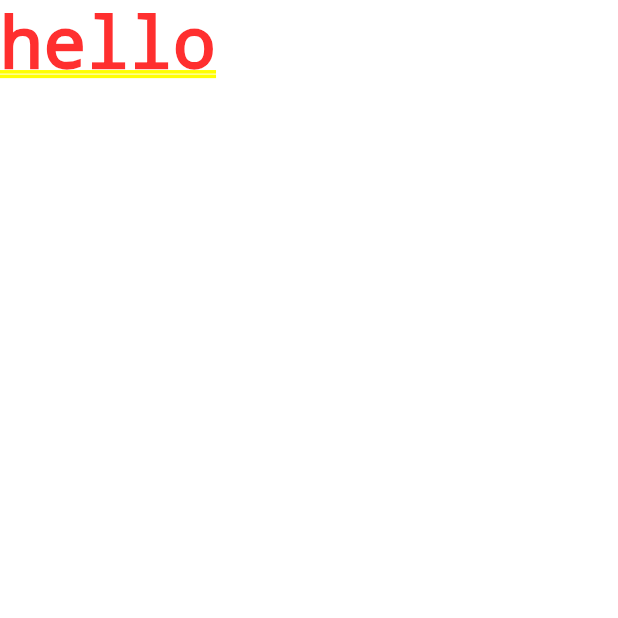
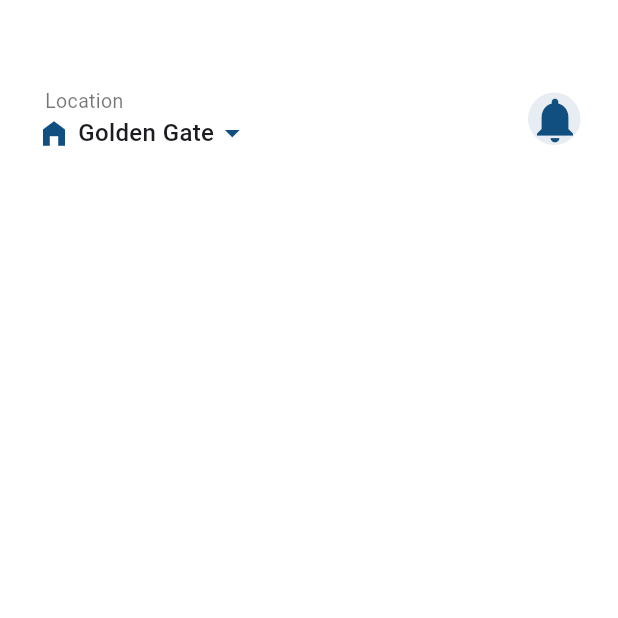
Before and after one commit to wizfury/drreach, a Flutter app: the screen it shows after launch, on a phone screen of 412 x 824 dp, the top half of it. Run offline on Flutter 3.47's test engine with Material 3 defaults, Android fonts, the light colour scheme and no system bars; our stand-ins replace bloc.

Commit message:
Made App Bar

```diff
--- /dev/null
+++ b/lib/features/homepage/presentation/bloc/homepage_bloc.dart
@@ -0,0 +1,13 @@
+import 'package:bloc/bloc.dart';
+import 'package:meta/meta.dart';
+
+part 'homepage_event.dart';
+part 'homepage_state.dart';
+
+class HomepageBloc extends Bloc<HomepageEvent, HomepageState> {
+  HomepageBloc() : super(HomepageInitial()) {
+    on<HomepageEvent>((event, emit) {
+      // TODO: implement event handler
+    });
+  }
+}
--- /dev/null
+++ b/lib/features/homepage/presentation/bloc/homepage_event.dart
@@ -0,0 +1,4 @@
+part of 'homepage_bloc.dart';
+
+@immutable
+sealed class HomepageEvent {}
--- /dev/null
+++ b/lib/features/homepage/presentation/bloc/homepage_state.dart
@@ -0,0 +1,6 @@
+part of 'homepage_bloc.dart';
+
+@immutable
+sealed class HomepageState {}
+
+final class HomepageInitial extends HomepageState {}
--- /dev/null
+++ b/lib/features/homepage/presentation/homepage.dart
@@ -0,0 +1,67 @@
+import 'package:flutter/material.dart';
+
+class HomePage extends StatefulWidget {
+  const HomePage({super.key});
+
+  @override
+  State<HomePage> createState() => _HomePageState();
+}
+
+class _HomePageState extends State<HomePage> {
+  @override
+  Widget build(BuildContext context) {
+    return Scaffold(
+      backgroundColor: Colors.white,
+      body: Padding(
+        padding: const EdgeInsets.only(left: 25, right: 25),
+        child: Column(
+          children: [
+            SizedBox(
+              height: MediaQuery.of(context).size.height * 0.07,
+            ),
+            Row(
+              mainAxisAlignment: MainAxisAlignment.spaceBetween,
+              children: [
+                Column(
+                  crossAxisAlignment: CrossAxisAlignment.start,
+                  children: [
+                    Padding(
+                      padding: const EdgeInsets.only(left: 5),
+                      child: Text("Location",style: TextStyle(fontSize: 13,fontWeight: FontWeight.w400, color: Colors.black54),),
+                    ),
+                    Row(children: [
+                      Icon(
+                        Icons.home_filled,
+                        color: Color.fromARGB(255, 18, 79, 129),
+                        size: 22,
+                      ),
+                      SizedBox(
+                        width: 5,
+                      ),
+                      Text(
+                        "Golden Gate",
+                        style: TextStyle(
+                            fontWeight: FontWeight.w500, fontSize: 16),
+                      ),
+                      Icon(Icons.arrow_drop_down_outlined,color: Color.fromARGB(255, 18, 79, 129),),
+
+                    ]),
+                  ],
+                ),
+                Container(
+                  height: 35,
+                  width: 35,
+                  decoration: BoxDecoration(
+                    shape: BoxShape.circle,
+                    color: Color.fromARGB(255, 18, 79, 129).withOpacity(0.1)
+                  ),
+                  child: Icon(Icons.notifications, size: 36,color: Color.fromARGB(255, 18, 79, 129),),
+                )
+              ],
+            )
+          ],
+        ),
+      ),
+    );
+  }
+}
--- a/lib/main.dart
+++ b/lib/main.dart
@@ -1,3 +1,4 @@
+import 'package:drreach/features/homepage/presentation/homepage.dart';
 import 'package:flutter/material.dart';
 
 void main() {
@@ -11,13 +12,14 @@ class MyApp extends StatelessWidget {
   @override
   Widget build(BuildContext context) {
     return MaterialApp(
-      title: 'Flutter Demo',
+      title: 'Dr Reach',
+      debugShowCheckedModeBanner: false,
       theme: ThemeData(
 
         colorScheme: ColorScheme.fromSeed(seedColor: Colors.deepPurple),
         useMaterial3: true,
       ),
-      home: Text("hello")
+      home: HomePage()
     );
   }
 }
--- a/pubspec.yaml
+++ b/pubspec.yaml
@@ -35,6 +35,7 @@ dependencies:
   # The following adds the Cupertino Icons font to your application.
   # Use with the CupertinoIcons class for iOS style icons.
   cupertino_icons: ^1.0.2
+  flutter_bloc: ^8.1.5
 
 dev_dependencies:
   flutter_test:
```
Also changed, not shown: pubspec.lock.
